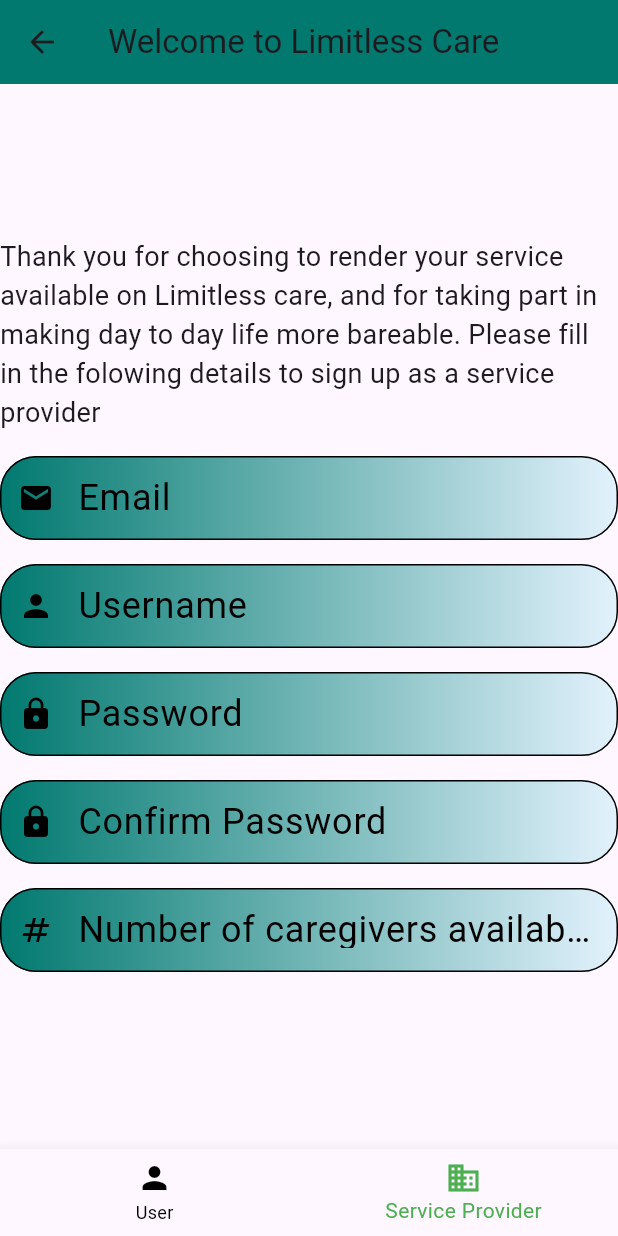
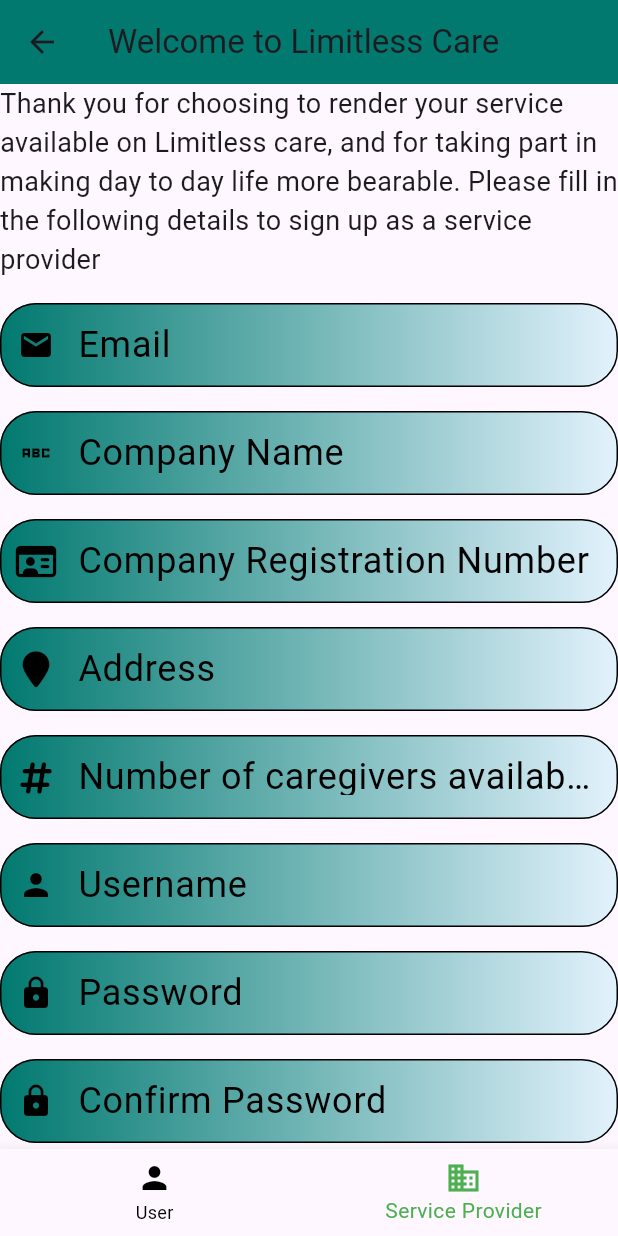
Before and after one commit to WernerKigero/limitless_care, a Flutter app: the SignUp screen opened directly, item 2 of the bottom bar chosen, on a phone screen of 412 x 824 dp. Run offline on Flutter 3.47's test engine with Material 3 defaults, Android fonts, the light colour scheme and no system bars; our stand-ins replace font_awesome_flutter.

Commit message:
service provider sign Up complete and added font awesome package also i made sign up pages scrollable

```diff
--- a/lib/signup.dart
+++ b/lib/signup.dart
@@ -1,6 +1,7 @@
 import 'package:flutter/material.dart';
 import './main.dart';
 import 'llcTheme.dart'; // Import the custom theme
+import 'package:font_awesome_flutter/font_awesome_flutter.dart';
 
 class Signup extends StatelessWidget {
   @override
@@ -60,7 +61,8 @@
   }
 
   Widget _buildUserPage() {
-    return Container(
+    return SingleChildScrollView(
+      child: Container(
         decoration: BoxDecoration(
           image: DecorationImage(
             image: AssetImage('assets/background_image.png'),
@@ -68,7 +70,6 @@
           ),
         ),
         padding: EdgeInsets.all(16.0),
-      child: SingleChildScrollView(
         child: Column(
           crossAxisAlignment: CrossAxisAlignment.stretch,
           children: [
@@ -144,28 +145,70 @@
   }
 
   Widget _buildServiceProviderPage() {
-    return Container(
-      // Add your service provider input fields here
+    return SingleChildScrollView(
+      child: Container(
         child: Center(
-        child: Column( // Use a Column to arrange widgets vertically
+          child: Column(
             mainAxisAlignment: MainAxisAlignment.center,
             children: [
               Text(
-              'Thank you for choosing to render your service available on Limitless care, and for taking part in making day to day life more bareable. Please fill in the folowing details to sign up as a service provider',
+                'Thank you for choosing to render your service available on Limitless care, and for taking part in making day to day life more bearable. Please fill in the following details to sign up as a service provider',
                 style: TextStyle(fontSize: 18.0),
               ),
-            SizedBox(height: 16.0), // SizedBox wrapped around the Text widget
+              SizedBox(height: 16.0),
               _buildTextField("Email", Icons.email),
+              _buildTextField("Company Name", Icons.abc_sharp),
+              _buildTextField("Company Registration Number", FontAwesomeIcons.idCard),
+              _buildTextField("Address", FontAwesomeIcons.locationPin),
+              _buildTextField("Number of caregivers available", FontAwesomeIcons.hashtag),
               _buildTextField("Username", Icons.person),
               _buildTextField("Password", Icons.lock),
               _buildTextField("Confirm Password", Icons.lock),
-            _buildTextField("Number of caregivers available", Icons.numbers_sharp),
+              SizedBox(height: 16.0),
+              ElevatedButton(
+                style: ButtonStyle(
+                  backgroundColor: MaterialStateProperty.all(
+                      AppTheme.llcTheme.primaryColor),
+                  padding: MaterialStateProperty.all(
+                      EdgeInsets.symmetric(horizontal: 20, vertical: 12)),
+                  shape: MaterialStateProperty.all(RoundedRectangleBorder(
+                    borderRadius: BorderRadius.circular(24.0),
+                  )),
+                  textStyle: MaterialStateProperty.all(TextStyle(
+                    fontSize: 14,
+                    fontWeight: FontWeight.bold,
+                    color: Colors.white,
+                  )),
+                ),
+                onPressed: () {
+                  _showSignUpToast(); // Call the function to show the toast
+                  // Add your signup logic here
+                },
+                child: Text('Sign Up'),
+              ),
             ],
+          ),
         ),
       ),
     );
   }
 
+  void _showSignUpToast() {
+    ScaffoldMessenger.of(context).showSnackBar(
+      SnackBar(
+        content: Row(
+          children: [
+            Icon(Icons.check, color: Colors.green),
+            SizedBox(width: 8.0),
+            Text('Sign Up successful for Service Provider',
+                style: TextStyle(color: Colors.green)),
+          ],
+        ),
+        backgroundColor: Colors.black,
+        duration: Duration(seconds: 3),
+      ),
+    );
+  }
 
   Widget _buildTextField(String label, IconData icon) {
     return Container(
--- a/pubspec.yaml
+++ b/pubspec.yaml
@@ -28,13 +28,17 @@
 # the latest version available on pub.dev. To see which dependencies have newer
 # versions available, run `flutter pub outdated`.
 dependencies:
+  font_awesome_flutter: ^10.6.0
+
   flutter:
     sdk: flutter
+
 
 
   # The following adds the Cupertino Icons font to your application.
   # Use with the CupertinoIcons class for iOS style icons.
   cupertino_icons: ^1.0.2
+
   # add this line to your dependencies
 
 
```
Also changed, not shown: pubspec.lock. Lines whose indentation alone changed are shown as unchanged.
